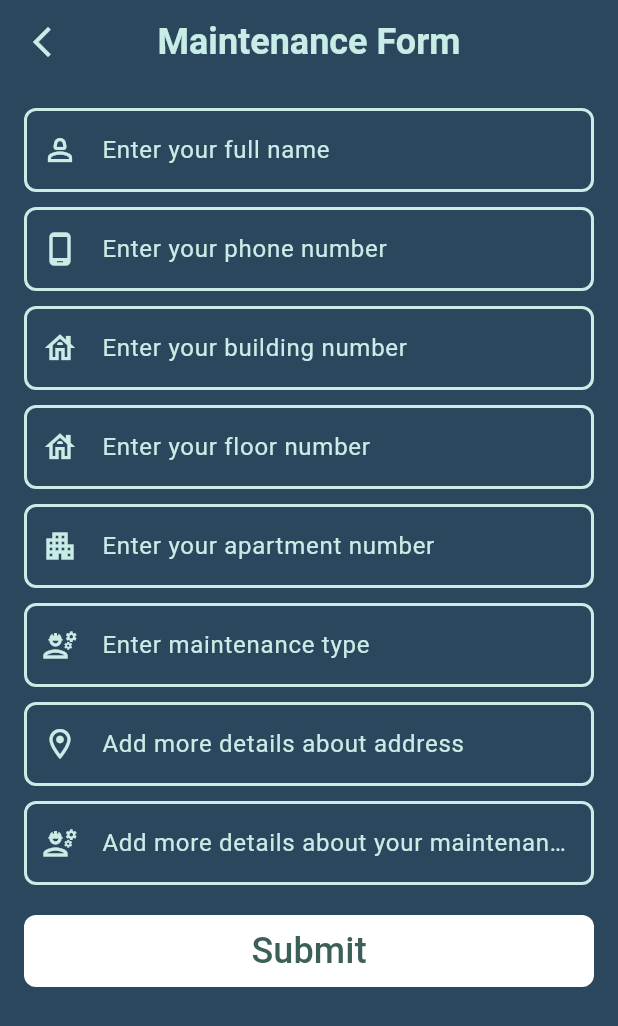
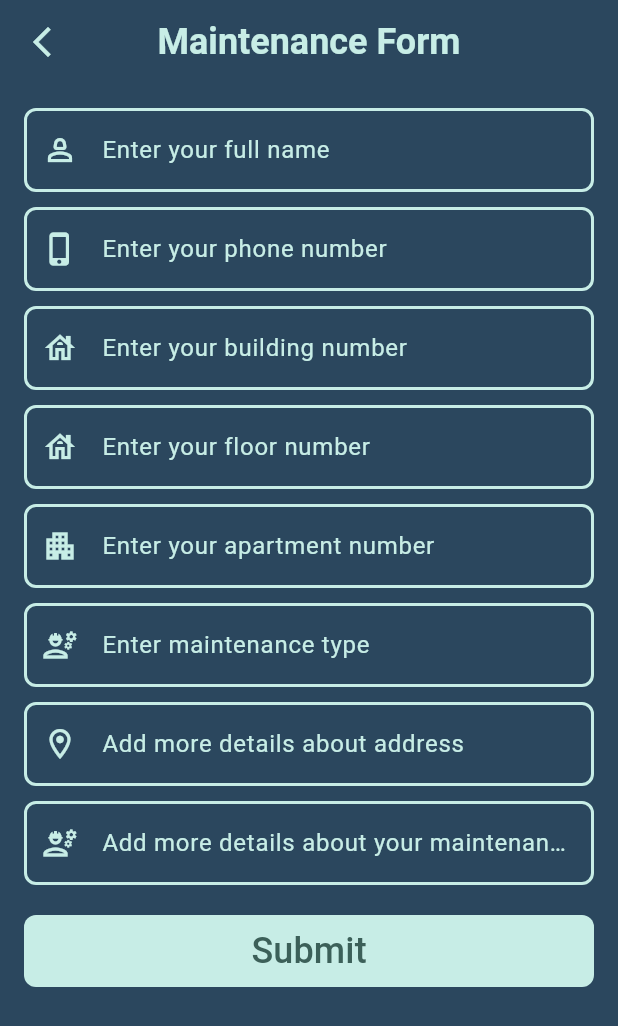
Before and after one commit to Peter-Awod/Maintenance-App, a Flutter app: the MaintenanceForm screen opened directly, on a phone screen of 412 x 824 dp. Shown: the top 1026 px of the screen. Run offline on Flutter 3.47's test engine with Material 3 defaults, Android fonts, the phone set to English and light mode, and no system bars; our stand-ins replace bloc, cloud_firestore, firebase_core, flutter_bloc; accounts and stored records are empty.

Commit message:
update some info

```diff
--- a/lib/main.dart
+++ b/lib/main.dart
@@ -26,7 +26,7 @@ class MyApp extends StatelessWidget {
     return const MaterialApp(
       title: 'Maintenance App',
       debugShowCheckedModeBanner: false,
-      home: HomeWidget(),
+      home: LoginScreen(),
     );
   }
 }
--- a/lib/shared/custom_widgets/custom_material_button.dart
+++ b/lib/shared/custom_widgets/custom_material_button.dart
@@ -14,7 +14,7 @@ class CustomMaterialButton extends StatelessWidget {
     return Container(
       width:MediaQuery.of(context).size.width,
       decoration: BoxDecoration(
-        color: Colors.white,
+        color: kSecondaryColor,
         borderRadius: BorderRadius.circular(8),
       ),
       child: MaterialButton(
--- a/lib/shared/custom_widgets/custom_text_form_field.dart
+++ b/lib/shared/custom_widgets/custom_text_form_field.dart
@@ -10,6 +10,7 @@ class CustomTextFormField extends StatelessWidget {
     required this.keyboardType,
     this.onSaved,
     this.onChanged,
+    this.obscureText = false,
   });
 
   final TextEditingController textEditingController;
@@ -18,12 +19,13 @@ class CustomTextFormField extends StatelessWidget {
   final void Function(String?)? onSaved;
   final void Function(String)? onChanged;
   final TextInputType keyboardType;
+  final bool obscureText;
 
   @override
   Widget build(BuildContext context) {
     return TextFormField(
       scrollPadding: EdgeInsets.symmetric(
-        vertical: MediaQuery.of(context).viewInsets.bottom+100,
+        vertical: MediaQuery.of(context).viewInsets.bottom + 100,
       ),
       keyboardType: keyboardType,
       controller: textEditingController,
@@ -34,6 +36,7 @@ class CustomTextFormField extends StatelessWidget {
           return null;
         }
       },
+      obscureText: obscureText,
       onSaved: (value) {},
       onChanged: (value) {},
       decoration: InputDecoration(
@@ -45,7 +48,6 @@ class CustomTextFormField extends StatelessWidget {
         ),
         prefixIcon: prefixIcon,
         prefixIconColor: kSecondaryColor,
-
       ),
     );
   }
--- a/lib/widgets/maintenance_form.dart
+++ b/lib/widgets/maintenance_form.dart
@@ -95,7 +95,7 @@ class _MaintenanceFormState extends State<MaintenanceForm> {
                       CustomTextFormField(
                         textEditingController: mobileNumberController,
                         hintText: 'Enter your phone number',
-                        prefixIcon: const Icon(Icons.phone_android_outlined),
+                        prefixIcon: const Icon(Icons.phone_iphone_outlined),
                         keyboardType: TextInputType.phone,
                         onSaved: (value) {
                           mobileNumber = value!;
```
